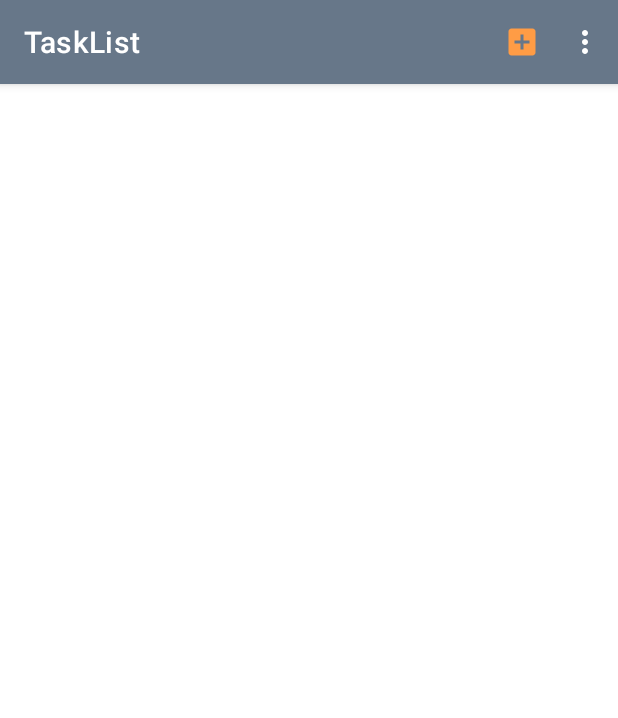
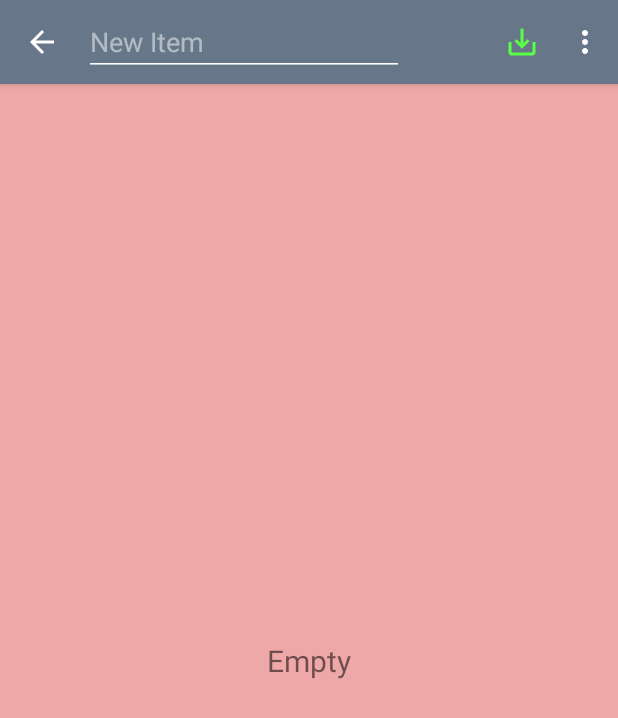
Before and after one commit to poohxx/NoteList, an Android app: the TaskListActivity screen opened directly, with no data from a screen before it, after a tap on "New item", on a phone screen of 412 x 824 dp. Shown: the top 718 px of the screen. Run offline under Robolectric (Android 15) with nearby library versions, the phone set to English and light mode, and no system bars; 2 statements that could not run were skipped.

Commit message:
change textView in layouts, connect checkBox

```diff
--- a/app/src/main/java/com/poohxx/notelist/activities/TaskListActivity.kt
+++ b/app/src/main/java/com/poohxx/notelist/activities/TaskListActivity.kt
@@ -3,17 +3,26 @@ package com.poohxx.notelist.activities
 import android.os.Bundle
 import android.view.Menu
 import android.view.MenuItem
+import android.view.View
+import android.widget.EditText
+import android.widget.LinearLayout
 import androidx.activity.viewModels
 import androidx.appcompat.app.AppCompatActivity
+import androidx.recyclerview.widget.LinearLayoutManager
 import com.poohxx.notelist.R
 import com.poohxx.notelist.databinding.ActivityTaskListBinding
 import com.poohxx.notelist.db.MainViewModel
+import com.poohxx.notelist.db.TaskListItemAdapter
+import com.poohxx.notelist.entities.NoteItem
+import com.poohxx.notelist.entities.TaskListItem
 import com.poohxx.notelist.entities.TaskListNames
 
-class TaskListActivity : AppCompatActivity() {
+class TaskListActivity : AppCompatActivity(), TaskListItemAdapter.Listener {
     private lateinit var binding: ActivityTaskListBinding
     private var taskListName: TaskListNames? = null
     private lateinit var saveItem: MenuItem
+    private var edItem: EditText? = null
+    private var adapter: TaskListItemAdapter? = null
     private val mainViewModel: MainViewModel by viewModels {
         MainViewModel.MainViewModelFactory((applicationContext as MainApp).dataBase)
     }
@@ -24,15 +33,57 @@ class TaskListActivity : AppCompatActivity() {
         binding = ActivityTaskListBinding.inflate(layoutInflater)
         setContentView(binding.root)
         init()
+        initRcView()
+        listItemObserver()
     }
 
     override fun onCreateOptionsMenu(menu: Menu?): Boolean {
         menuInflater.inflate(R.menu.task_list_menu, menu)
         saveItem = menu?.findItem(R.id.save_item)!!
         val newItem = menu.findItem(R.id.new_item)
+        edItem = newItem.actionView.findViewById(R.id.edNewTaskItem) as EditText
         newItem.setOnActionExpandListener(expandActionView())
         saveItem.isVisible = false
         return true
+    }
+
+    override fun onOptionsItemSelected(item: MenuItem): Boolean {
+        if (item.itemId == R.id.save_item) {
+            addNewTaskItem()
+        }
+        return super.onOptionsItemSelected(item)
+    }
+
+    private fun addNewTaskItem() {
+        if (edItem?.text.toString().isEmpty()) return
+        val item = TaskListItem(
+            null,
+            edItem?.text.toString(),
+            null,
+            0,
+            taskListName?.id!!,
+            0
+        )
+        edItem?.setText("")
+        mainViewModel.insertTaskListItem(item)
+    }
+
+    private fun listItemObserver() {
+        mainViewModel.getAllItemsFromList(taskListName?.id!!).observe(this, {
+            adapter?.submitList(it)
+            binding.tvEmpty.visibility = if (it.isEmpty()) {
+                View.VISIBLE
+            } else {
+                View.GONE
+            }
+
+        })
+    }
+
+    private fun initRcView() = with(binding) {
+        adapter = TaskListItemAdapter(this@TaskListActivity)
+        rcView.layoutManager = LinearLayoutManager(this@TaskListActivity)
+        rcView.adapter = adapter
     }
 
     private fun expandActionView(): MenuItem.OnActionExpandListener {
@@ -53,10 +104,18 @@ class TaskListActivity : AppCompatActivity() {
 
     private fun init() {
         taskListName = intent.getSerializableExtra(TASK_LIST_NAME) as TaskListNames
-        binding.tvTest.text = taskListName?.name
+
     }
 
     companion object {
         const val TASK_LIST_NAME = "task_list_name"
     }
+
+    override fun deleteItem(id: Int) {
+
+    }
+
+    override fun onClickItem(note: NoteItem) {
+
+    }
 }
--- a/app/src/main/java/com/poohxx/notelist/db/MainViewModel.kt
+++ b/app/src/main/java/com/poohxx/notelist/db/MainViewModel.kt
@@ -11,6 +11,9 @@ class MainViewModel(dataBase: MainDataBase) : ViewModel() {
     val dao = dataBase.getDao()
     val allNotes: LiveData<List<NoteItem>> = dao.getAllNotes().asLiveData()
     val allTaskListNames: LiveData<List<TaskListNames>> = dao.getAllTaskListNames().asLiveData()
+    fun getAllItemsFromList(listId: Int): LiveData<List<TaskListItem>>{
+        return dao.getAllTaskListItems(listId).asLiveData()
+    }
     fun insertNote(note: NoteItem) = viewModelScope.launch {
         dao.insertNote(note)
     }
--- a/app/src/main/res/layout/action_layout.xml
+++ b/app/src/main/res/layout/action_layout.xml
@@ -1,20 +1,14 @@
 <?xml version="1.0" encoding="utf-8"?>
-<androidx.constraintlayout.widget.ConstraintLayout xmlns:android="http://schemas.android.com/apk/res/android"
-    xmlns:app="http://schemas.android.com/apk/res-auto"
+<LinearLayout xmlns:android="http://schemas.android.com/apk/res/android"
+    android:orientation="vertical"
     android:layout_width="match_parent"
     android:layout_height="match_parent">
 
     <EditText
         android:id="@+id/edNewTaskItem"
-        android:layout_width="0dp"
+        android:layout_width="match_parent"
         android:layout_height="wrap_content"
         android:ems="10"
         android:hint="@string/new_item"
-        android:inputType="textPersonName"
-        android:minHeight="48dp"
-        app:layout_constraintBottom_toBottomOf="parent"
-        app:layout_constraintEnd_toEndOf="parent"
-        app:layout_constraintHorizontal_bias="0.51"
-        app:layout_constraintStart_toStartOf="parent"
-        app:layout_constraintTop_toTopOf="parent" />
-</androidx.constraintlayout.widget.ConstraintLayout>
+        android:inputType="textPersonName" />
+</LinearLayout>
--- a/app/src/main/res/layout/activity_task_list.xml
+++ b/app/src/main/res/layout/activity_task_list.xml
@@ -4,13 +4,24 @@
     xmlns:tools="http://schemas.android.com/tools"
     android:layout_width="match_parent"
     android:layout_height="match_parent"
+    android:background="#EFA8A8"
     tools:context=".activities.TaskListActivity">
 
     <TextView
-        android:id="@+id/tvTest"
+        android:id="@+id/tvEmpty"
         android:layout_width="wrap_content"
         android:layout_height="wrap_content"
-        android:text="TextView"
+        android:text="@string/tv_empty"
+        android:textSize="20sp"
+        app:layout_constraintBottom_toBottomOf="parent"
+        app:layout_constraintEnd_toEndOf="parent"
+        app:layout_constraintStart_toStartOf="parent"
+        app:layout_constraintTop_toTopOf="parent" />
+
+    <androidx.recyclerview.widget.RecyclerView
+        android:id="@+id/rcView"
+        android:layout_width="match_parent"
+        android:layout_height="match_parent"
         app:layout_constraintBottom_toBottomOf="parent"
         app:layout_constraintEnd_toEndOf="parent"
         app:layout_constraintStart_toStartOf="parent"
--- a/app/src/main/res/layout/task_list_item.xml
+++ b/app/src/main/res/layout/task_list_item.xml
@@ -47,6 +47,7 @@
                 android:layout_marginBottom="8dp"
                 android:text="TextView"
                 android:textSize="12sp"
+                android:visibility="gone"
                 app:layout_constraintBottom_toBottomOf="parent"
                 app:layout_constraintEnd_toEndOf="@+id/tvName"
                 app:layout_constraintHorizontal_bias="0.0"
--- a/app/src/main/res/menu/task_list_menu.xml
+++ b/app/src/main/res/menu/task_list_menu.xml
@@ -17,15 +17,16 @@
         android:title="New item"
         android:id="@+id/new_item"
         android:icon="@drawable/ic_add_new"
+        app:actionLayout="@layout/action_layout"
+        android:orderInCategory="1"
         app:showAsAction="ifRoom|collapseActionView"
-        android:orderInCategory="1"
-        android:actionLayout="@layout/action_layout"
         />
     <item
         android:title="Save item"
         android:id="@+id/save_item"
         android:icon="@drawable/ic_save_in_list_name"
+        android:orderInCategory="2"
         app:showAsAction="ifRoom"
-        android:orderInCategory="2"
+
         />
 </menu>
--- a/app/src/main/res/values/colors.xml
+++ b/app/src/main/res/values/colors.xml
@@ -17,5 +17,6 @@
     <color name="picker_purple">#63118F</color>
     <color name="grey_main">#677789</color>
     <color name="grey_main_dark">#424343</color>
+    <color name="grey_light">#B9BDBD</color>
 
 </resources>
--- a/app/src/main/res/values/strings.xml
+++ b/app/src/main/res/values/strings.xml
@@ -17,4 +17,5 @@
     <string name="cancel_btn">Cancel</string>
     <string name="update_list">Update The name </string>
     <string name="new_item">New Item</string>
+    <string name="tv_empty">Empty</string>
 </resources>
```
Also changed, not shown: app/src/main/java/com/poohxx/notelist/db/Dao.kt (+7 -0 lines), app/src/main/java/com/poohxx/notelist/db/TaskNameItemAdapter.kt (+47 -9 lines).
